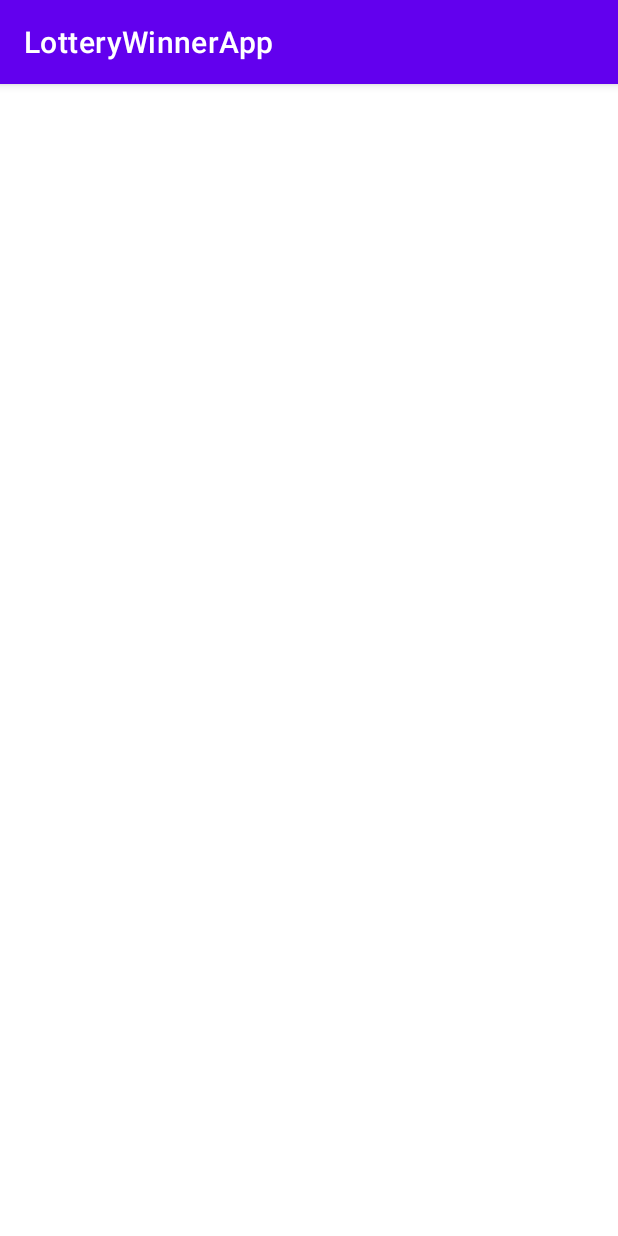
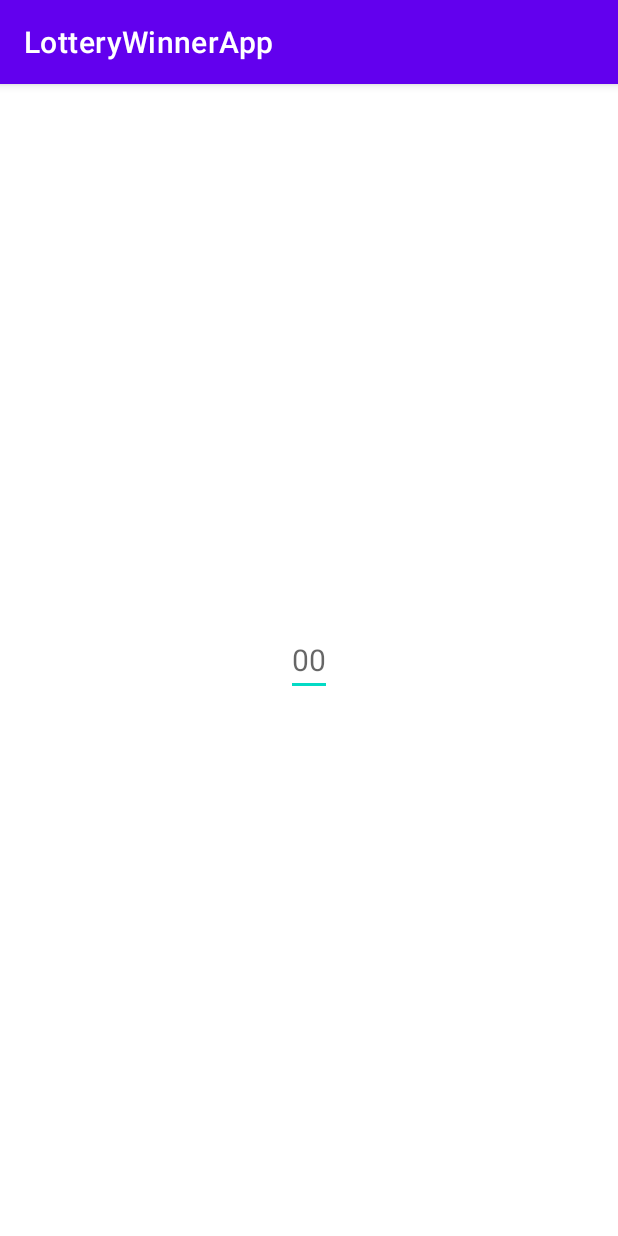
Before and after one commit to jhuinee12/LotteryWinnerApp, an Android app: the fragment RecommendedFragment shown on its own in the app's theme, on a phone screen of 412 x 824 dp. Run offline under Robolectric (Android 15) with nearby library versions, the phone set to English and light mode, and no system bars; our stand-ins replace RxJava, data binding; 1 statement that could not run was skipped.

Commit message:
프로젝트 구조 생성

```diff
--- a/app/src/main/res/layout/activity_main.xml
+++ b/app/src/main/res/layout/activity_main.xml
@@ -2,7 +2,7 @@
 <layout xmlns:android="http://schemas.android.com/apk/res/android"
     xmlns:app="http://schemas.android.com/apk/res-auto"
     xmlns:tools="http://schemas.android.com/tools"
-    tools:context=".presentation.main.MainActivity">
+    tools:context=".presentation.MainActivity">
 
     <androidx.constraintlayout.widget.ConstraintLayout
         android:layout_width="match_parent"
--- a/app/src/main/res/layout/fragment_recommended.xml
+++ b/app/src/main/res/layout/fragment_recommended.xml
@@ -1,12 +1,29 @@
 <?xml version="1.0" encoding="utf-8"?>
 <layout xmlns:android="http://schemas.android.com/apk/res/android"
+    xmlns:app="http://schemas.android.com/apk/res-auto"
     xmlns:tools="http://schemas.android.com/tools"
     android:layout_width="match_parent"
     android:layout_height="match_parent"
     tools:context=".presentation.recommended.RecommendedFragment">
 
-    <TextView
+    <androidx.constraintlayout.widget.ConstraintLayout
         android:layout_width="match_parent"
-        android:layout_height="match_parent" />
+        android:layout_height="match_parent">
+
+        <EditText
+            android:id="@+id/inputLottoNumber"
+            android:layout_width="wrap_content"
+            android:layout_height="wrap_content"
+            android:hint="00"
+            android:textSize="20dp"
+            android:maxEms="2"
+            android:maxLines="1"
+            android:inputType="number"
+            app:layout_constraintStart_toStartOf="parent"
+            app:layout_constraintEnd_toEndOf="parent"
+            app:layout_constraintTop_toTopOf="parent"
+            app:layout_constraintBottom_toBottomOf="parent"/>
+
+    </androidx.constraintlayout.widget.ConstraintLayout>
 
 </layout>
--- a/app/src/main/res/values/strings.xml
+++ b/app/src/main/res/values/strings.xml
@@ -2,8 +2,6 @@
     <string name="app_name">LotteryWinnerApp</string>
     <string name="action_settings">Settings</string>
     <!-- Strings used for fragments for navigation -->
-    <string name="first_fragment_label">First Fragment</string>
-    <string name="second_fragment_label">Second Fragment</string>
     <string name="next">Next</string>
     <string name="previous">Previous</string>
 
```
Also changed, not shown: app/build.gradle (+3 -6 lines), app/src/main/java/com/zahi/lotto/presentation/winner/WinnerFragment.kt (+5 -4 lines), app/src/main/res/layout/fragment_winner.xml (+20 -3 lines), app/src/main/res/navigation/nav_graph.xml (+9 -11 lines), build.gradle (+14 -4 lines).
